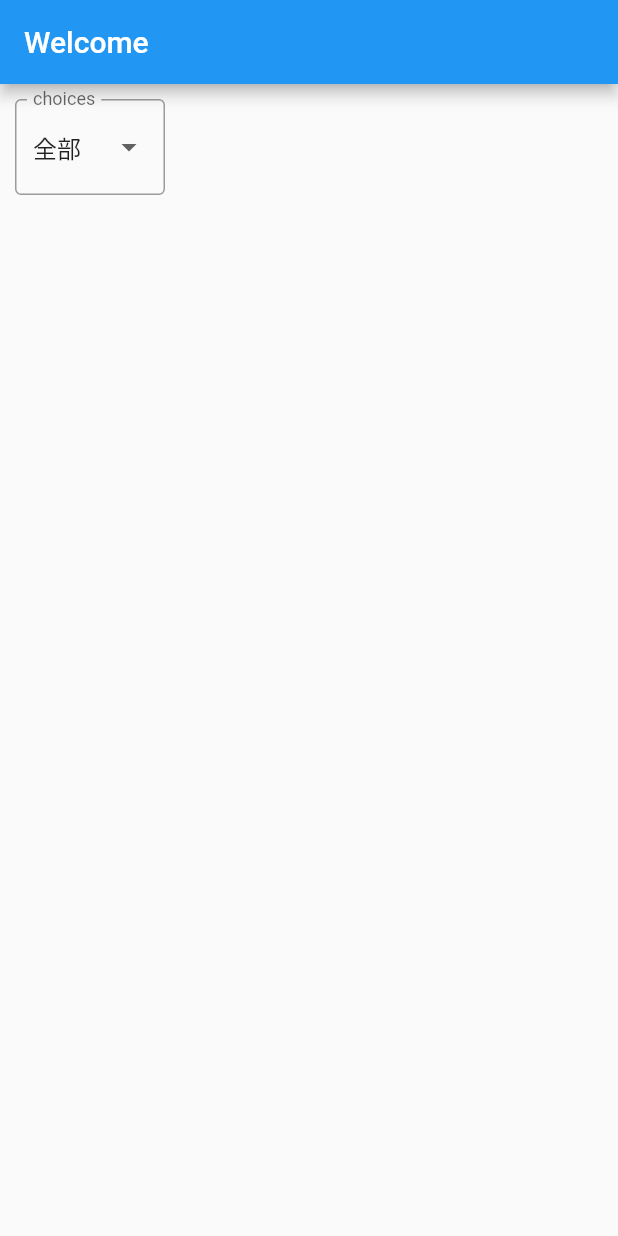
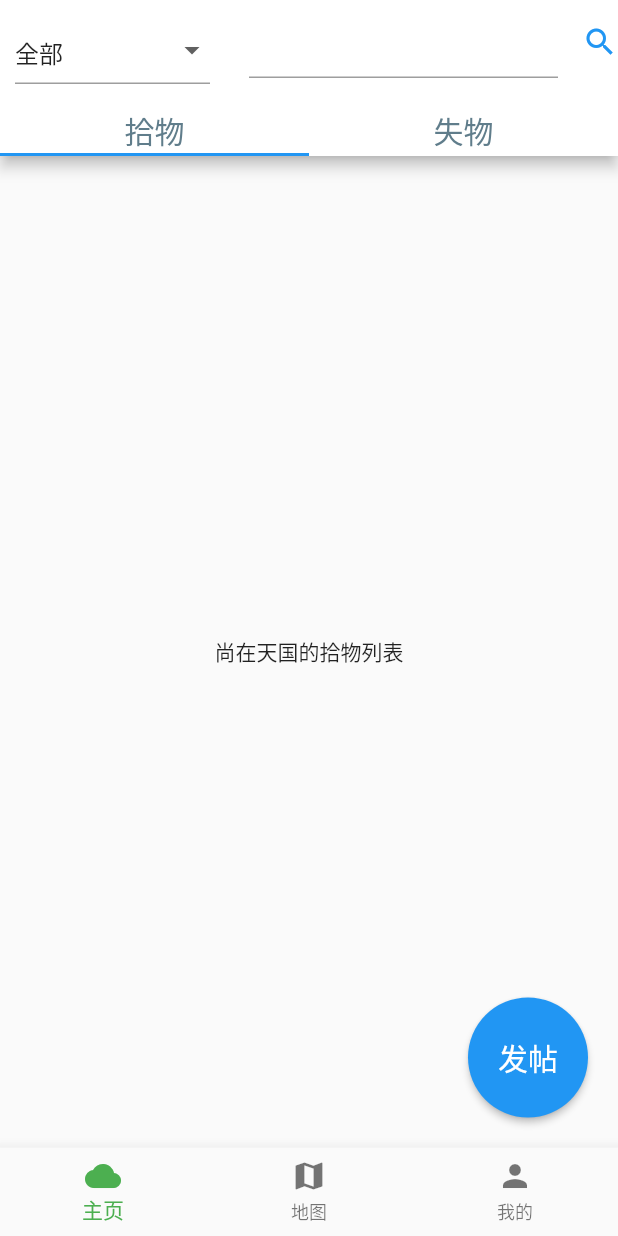
Before and after one commit to cybersupersoap/LostAndFound_twtfly, a Flutter app: the screen it shows after launch, on a phone screen of 412 x 824 dp. Run offline on Flutter 3.47's test engine with Material 2 defaults, Android fonts, the phone set to English and light mode, and no system bars.

Commit message:
初步的主页布局

```diff
--- /dev/null
+++ b/lib/LostandFoundMenu.dart
@@ -0,0 +1,115 @@
+import 'package:flutter/material.dart';
+import 'NewWidgets/DropDownMenu.dart';
+
+
+class LostandFoundMenu extends StatefulWidget{
+  @override
+  State<StatefulWidget> createState() =>_LostandFoundMenuState ();
+}
+
+class _LostandFoundMenuState extends State<LostandFoundMenu> with SingleTickerProviderStateMixin{
+  late TabController _tabController;
+
+  static const List<Widget> homeTopTabList =[
+    Text(
+      '拾物',
+      style: TextStyle(
+        color: Colors.blueGrey,
+        fontSize: 20,
+      ),
+    ),
+    Text(
+      '失物',
+      style: TextStyle(
+        color: Colors.blueGrey,
+        fontSize: 20,
+      ),
+    )
+  ];//上部标签栏
+
+  @override
+  void initState() {
+    super.initState();
+    _tabController=TabController(length: homeTopTabList.length, vsync: this);
+  }
+
+  @override
+  void dispose() {
+    _tabController.dispose();
+    super.dispose();
+  }
+
+  @override
+  Widget build(BuildContext context) {
+    return Scaffold(
+
+        appBar: AppBar(
+          backgroundColor: Colors.white,
+          leading: DropDownMenu(choices:const ['全部','雨伞','水杯','钥匙'],width:150),//下拉选单
+          leadingWidth: 150,
+          title: TextField(
+          ),
+
+          bottom: TabBar(
+            tabs:homeTopTabList,
+            controller: _tabController,
+          ),
+
+          actions:<Widget>[
+            Icon(
+                Icons.search,
+                color: Colors.blue,
+            ),
+          ]
+        ),
+
+        body: Column(
+          children: [
+            Flexible(
+              flex: 1,
+              child: Stack(
+                  children: <Widget>[
+                    Container(
+                        child: TabBarView(
+                          controller: _tabController,
+                          children: <Widget>[
+                            Container(
+                              alignment: Alignment.center,
+                              child: Text('尚在天国的拾物列表'),
+                            ),
+                            Container(
+                              alignment: Alignment.center,
+                              child: Text('尚在天国的失物列表'),
+                            )
+                          ],
+                        )
+                    ),
+
+                    //这是发帖按钮
+                    Positioned(
+                      bottom: 20,
+                      right: 20,//按钮位置
+                      child: ElevatedButton(
+                        onPressed: (){print('尚在天国的发帖界面');},
+                        child:Text(
+                          '发帖',
+                          style: TextStyle(
+                            fontSize: 20,
+                          ),
+                        ),
+                        style: ButtonStyle(
+                          shape: MaterialStateProperty.all(CircleBorder()),
+                          minimumSize: MaterialStateProperty.all(Size(80, 80)),//设置按钮大小
+                        ),
+                      ),
+                    )
+
+                  ]
+              ),
+            ),
+          ],
+        )
+    );
+  }
+
+}
--- a/lib/MyHomePage.dart
+++ b/lib/MyHomePage.dart
@@ -1,19 +1,67 @@
 import 'package:flutter/material.dart';
 import 'NewWidgets/DropDownMenu.dart';
+import 'LostandFoundMenu.dart';
 
-class MyHomePage extends StatelessWidget{
+class MyHomePage extends StatefulWidget{
+  @override
+  State<StatefulWidget> createState() =>_MyHomePageState();
+}
+
+class _MyHomePageState extends State<MyHomePage> with SingleTickerProviderStateMixin{
+  final List<Widget> _tabs=<Widget>[
+    LostandFoundMenu(),//主页，就是带搜索和发帖功能的那个
+    Container(
+      alignment: Alignment.center,
+      child: Text('尚在天国的地图界面'),
+    ),
+    Container(
+      alignment: Alignment.center,
+      child: Text('尚在天国的个人主页'),
+    )
+  ];
+
+  final List<BottomNavigationBarItem> _bottomTabs=<BottomNavigationBarItem>[
+    BottomNavigationBarItem(
+      icon: Icon(Icons.cloud),
+      label:'主页',
+    ),
+    BottomNavigationBarItem(
+      icon: Icon(Icons.map),
+      label: '地图',
+    ),
+    BottomNavigationBarItem(
+      icon: Icon(Icons.person),
+      label: '我的'
+    ),
+  ];
+  var currentPage;
+  var currentIndex=0;
+  @override
+  void initState() {
+    super.initState();
+    currentPage=_tabs[currentIndex];
+  }
+
   @override
   Widget build(BuildContext context) {
-    // TODO: implement build
     return Scaffold(
-      appBar: AppBar(
-        title: Text(
-          'Welcome'
+        backgroundColor: Color.fromRGBO(244, 245, 245, 1.0),
+        bottomNavigationBar: BottomNavigationBar(
+          type:BottomNavigationBarType.fixed,
+          currentIndex: currentIndex,
+          items:_bottomTabs,
+          onTap: (index){
+            setState(() {
+              currentIndex = index;
+              currentPage = _tabs[currentIndex];
+            });
+          },
+          fixedColor: Colors.green,
         ),
-      ),
-      body:DropDownMenu(choices:['全部','耳机','水杯','雨伞']),
+        body:currentPage
     );
   }
 
 
+
 }
--- a/lib/NewWidgets/DropDownMenu.dart
+++ b/lib/NewWidgets/DropDownMenu.dart
@@ -2,7 +2,9 @@ import 'package:flutter/material.dart';
 
 class DropDownMenu extends StatefulWidget{
   final List<String> choices;
-  DropDownMenu ({Key? key, num height=120, num width=80, required this.choices}) : super(key: key);
+  final double width;
+  final double height;
+  DropDownMenu ({Key? key, this.height=120, this.width=120, required this.choices}) : super(key: key);
 
   @override
   State<StatefulWidget> createState() =>DropDownMenuState();
@@ -10,21 +12,19 @@ class DropDownMenu extends StatefulWidget{
 }
 
 class DropDownMenuState extends State<DropDownMenu>{
-
   @override
   Widget build(BuildContext context) {
-
     return Container(
-      width: 120,
-      height: 80,
+      width: widget.width,
+      height: widget.height,
       padding: const EdgeInsets.only(top: 10, right: 10, left: 10),
       child: DropdownButtonFormField<String>(
         isExpanded: true,
-        decoration: const InputDecoration(
-            border: OutlineInputBorder(), labelText: 'choices'),
-        // 设置默认值
+        // decoration: const InputDecoration(
+        //     border: OutlineInputBorder(), labelText: 'choices'),//美化部件，感觉也不算好看
+        //设置默认值
         value: widget.choices[0],
-        // 选择回调
+        // 未来将在这里设置筛选功能
         onChanged: (String? newPosition) {
           print('$newPosition');
           setState(() {});
@@ -36,5 +36,4 @@ class DropDownMenuState extends State<DropDownMenu>{
       ),
     );
   }
-
 }
--- a/lib/main.dart
+++ b/lib/main.dart
@@ -1,5 +1,6 @@
 import 'package:flutter/material.dart';
 import 'MyHomePage.dart';
+
 
 void main() {
   runApp(const MyApp());
```
